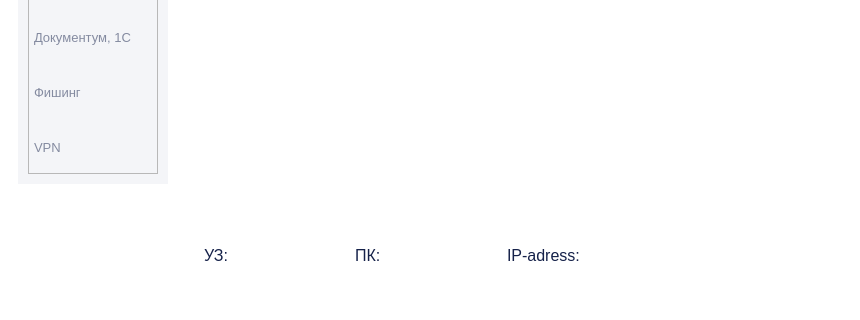
Qt form interface.ui (DmitryMN/it-helper) before a commit; both pictures show x 0 to 860 and y 320 to 640 of the 860 by 640 pixel window.
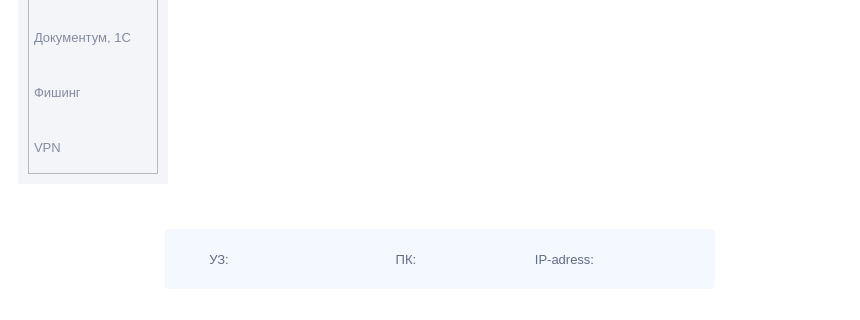
The same form after that commit. Icons and pictures are not drawn.

```diff
--- a/interface.ui
+++ b/interface.ui
@@ -2804,13 +2804,35 @@
               <height>16777215</height>
              </size>
             </property>
-            <layout class="QHBoxLayout" name="horizontalLayout_11">
-             <item>
+            <widget class="QWidget" name="blockInformation" native="true">
+             <property name="geometry">
+              <rect>
+               <x>-1</x>
+               <y>30</y>
+               <width>551</width>
+               <height>60</height>
+              </rect>
+             </property>
+             <property name="styleSheet">
+              <string notr="true">#blockInformation {
+    background-color: rgba(0, 122, 255, 0.05);
+    border-radius: 4px;
+}
+</string>
+             </property>
               <widget class="QLabel" name="logoBottom">
-               <property name="maximumSize">
-                <size>
+              <property name="geometry">
+               <rect>
+                <x>10</x>
+                <y>20</y>
                  <width>24</width>
                  <height>24</height>
+               </rect>
+              </property>
+              <property name="maximumSize">
+               <size>
+                <width>16777215</width>
+                <height>16777215</height>
                 </size>
                </property>
                <property name="text">
@@ -2826,9 +2848,15 @@
                 <set>Qt::AlignmentFlag::AlignCenter</set>
                </property>
               </widget>
-             </item>
-             <item>
               <widget class="QLabel" name="userLabelBottom">
+              <property name="geometry">
+               <rect>
+                <x>43</x>
+                <y>20</y>
+                <width>24</width>
+                <height>21</height>
+               </rect>
+              </property>
                <property name="minimumSize">
                 <size>
                  <width>0</width>
@@ -2837,15 +2865,18 @@
                </property>
                <property name="maximumSize">
                 <size>
-                 <width>24</width>
-                 <height>24</height>
+                <width>16777215</width>
+                <height>16777215</height>
                 </size>
                </property>
                <property name="font">
                 <font>
-                 <pointsize>12</pointsize>
-                </font>
-               </property>
+                <pointsize>10</pointsize>
+               </font>
+              </property>
+              <property name="styleSheet">
+               <string notr="true">color: rgba(21, 33, 73, 0.66);</string>
+              </property>
                <property name="text">
                 <string>УЗ:</string>
                </property>
@@ -2853,105 +2884,182 @@
                 <set>Qt::AlignmentFlag::AlignCenter</set>
                </property>
               </widget>
-             </item>
-             <item>
               <widget class="QLabel" name="userBottom">
+              <property name="geometry">
+               <rect>
+                <x>60</x>
+                <y>20</y>
+                <width>161</width>
+                <height>22</height>
+               </rect>
+              </property>
                <property name="maximumSize">
                 <size>
                  <width>16777215</width>
-                 <height>24</height>
+                <height>16777215</height>
                 </size>
                </property>
                <property name="font">
                 <font>
-                 <pointsize>12</pointsize>
-                </font>
-               </property>
+                <pointsize>10</pointsize>
+                <fontweight>DemiBold</fontweight>
+               </font>
+              </property>
+              <property name="styleSheet">
+               <string notr="true">color: rgba(21, 33, 73, 1);
+font-weight: 600;</string>
+              </property>
                <property name="text">
                 <string/>
                </property>
-              </widget>
-             </item>
-             <item>
+              <property name="alignment">
+               <set>Qt::AlignmentFlag::AlignCenter</set>
+              </property>
+              <property name="textInteractionFlags">
+               <set>Qt::TextInteractionFlag::LinksAccessibleByMouse|Qt::TextInteractionFlag::TextSelectableByKeyboard|Qt::TextInteractionFlag::TextSelectableByMouse</set>
+              </property>
+             </widget>
               <widget class="QLabel" name="pcLabelBottom">
+              <property name="geometry">
+               <rect>
+                <x>230</x>
+                <y>20</y>
+                <width>24</width>
+                <height>20</height>
+               </rect>
+              </property>
                <property name="maximumSize">
                 <size>
-                 <width>24</width>
-                 <height>24</height>
+                <width>16777215</width>
+                <height>16777215</height>
                 </size>
                </property>
                <property name="font">
                 <font>
-                 <pointsize>12</pointsize>
-                </font>
-               </property>
+                <pointsize>10</pointsize>
+               </font>
+              </property>
+              <property name="styleSheet">
+               <string notr="true">color: rgba(21, 33, 73, 0.66);</string>
+              </property>
                <property name="text">
                 <string>ПК:</string>
                </property>
-              </widget>
-             </item>
-             <item>
+              <property name="alignment">
+               <set>Qt::AlignmentFlag::AlignCenter</set>
+              </property>
+              <property name="margin">
+               <number>0</number>
+              </property>
+             </widget>
               <widget class="QLabel" name="pcNameBottom">
+              <property name="geometry">
+               <rect>
+                <x>250</x>
+                <y>20</y>
+                <width>121</width>
+                <height>22</height>
+               </rect>
+              </property>
                <property name="maximumSize">
                 <size>
                  <width>16777215</width>
-                 <height>24</height>
+                <height>16777215</height>
                 </size>
                </property>
                <property name="font">
                 <font>
-                 <pointsize>12</pointsize>
-                </font>
-               </property>
+                <pointsize>10</pointsize>
+                <fontweight>DemiBold</fontweight>
+               </font>
+              </property>
+              <property name="styleSheet">
+               <string notr="true">color: rgba(21, 33, 73, 1);
+font-weight: 600;</string>
+              </property>
                <property name="text">
                 <string/>
                </property>
-              </widget>
-             </item>
-             <item>
+              <property name="alignment">
+               <set>Qt::AlignmentFlag::AlignCenter</set>
+              </property>
+              <property name="textInteractionFlags">
+               <set>Qt::TextInteractionFlag::LinksAccessibleByMouse|Qt::TextInteractionFlag::TextSelectableByKeyboard|Qt::TextInteractionFlag::TextSelectableByMouse</set>
+              </property>
+             </widget>
               <widget class="QLabel" name="ipLabelBottom">
+              <property name="geometry">
+               <rect>
+                <x>370</x>
+                <y>20</y>
+                <width>61</width>
+                <height>20</height>
+               </rect>
+              </property>
                <property name="maximumSize">
                 <size>
-                 <width>72</width>
-                 <height>24</height>
+                <width>16777215</width>
+                <height>16777215</height>
                 </size>
                </property>
                <property name="font">
                 <font>
-                 <pointsize>12</pointsize>
-                </font>
-               </property>
+                <pointsize>10</pointsize>
+               </font>
+              </property>
+              <property name="styleSheet">
+               <string notr="true">color: rgba(21, 33, 73, 0.66);</string>
+              </property>
                <property name="text">
                 <string>IP-adress:</string>
                </property>
-              </widget>
-             </item>
-             <item>
+              <property name="alignment">
+               <set>Qt::AlignmentFlag::AlignCenter</set>
+              </property>
+             </widget>
               <widget class="QLabel" name="ipBottom">
+              <property name="geometry">
+               <rect>
+                <x>430</x>
+                <y>20</y>
+                <width>111</width>
+                <height>22</height>
+               </rect>
+              </property>
                <property name="maximumSize">
                 <size>
                  <width>16777215</width>
-                 <height>24</height>
+                <height>16777215</height>
                 </size>
                </property>
                <property name="font">
                 <font>
-                 <pointsize>12</pointsize>
-                </font>
-               </property>
+                <pointsize>10</pointsize>
+                <fontweight>DemiBold</fontweight>
+               </font>
+              </property>
+              <property name="styleSheet">
+               <string notr="true">color: rgba(21, 33, 73, 1);
+font-weight: 600;</string>
+              </property>
                <property name="text">
                 <string/>
                </property>
-              </widget>
-             </item>
-            </layout>
+              <property name="alignment">
+               <set>Qt::AlignmentFlag::AlignCenter</set>
+              </property>
+              <property name="textInteractionFlags">
+               <set>Qt::TextInteractionFlag::LinksAccessibleByMouse|Qt::TextInteractionFlag::TextSelectableByKeyboard|Qt::TextInteractionFlag::TextSelectableByMouse</set>
+              </property>
+             </widget>
+            </widget>
            </widget>
           </item>
           <item>
            <widget class="QWidget" name="widget_2" native="true">
             <property name="maximumSize">
              <size>
-              <width>140</width>
+              <width>130</width>
               <height>16777215</height>
              </size>
             </property>
```
Left out of the diff: 21 changed lines with no effect on the pictures. Lines whose indentation alone changed are shown as unchanged.
